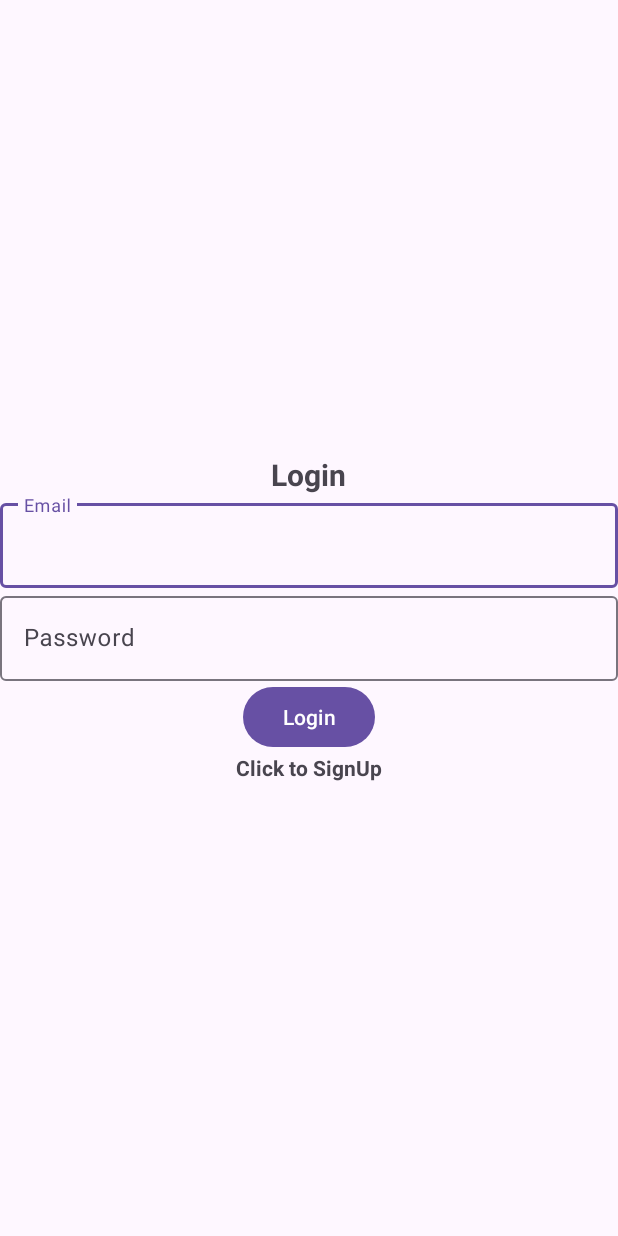
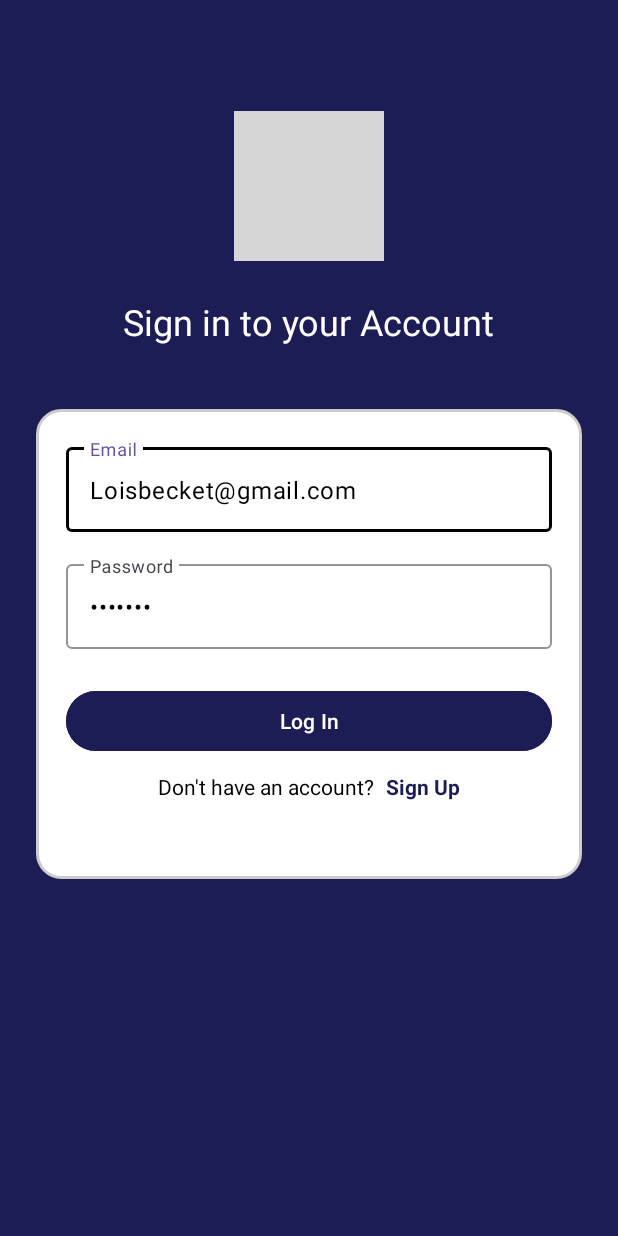
Before and after one commit to lakshan0714/Expense_Tracker_Android_Application, an Android app: the screen it shows after launch (Login), on a phone screen of 412 x 824 dp. Run offline under Robolectric (Android 15) with nearby library versions, the phone set to English and light mode, and no system bars; our stand-ins replace Firebase (no records; nobody signed in at launch, a user with empty details on screens opened directly); grey boxes are pictures that could not be loaded.

Commit message:
Login SignUp UI Polished

```diff
--- a/app/src/main/java/com/kavikaran/expense_tracker/Login.java
+++ b/app/src/main/java/com/kavikaran/expense_tracker/Login.java
@@ -39,20 +39,24 @@ public class Login extends AppCompatActivity {
     @Override
     protected void onCreate(Bundle savedInstanceState) {
         super.onCreate(savedInstanceState);
+        setContentView(R.layout.activity_login); // ✅ this must match your layout filename
 
-        EdgeToEdge.enable(this);
+        View mainView = findViewById(R.id.main); // make sure ScrollView has this id
 
-        setContentView(R.layout.activity_login);
-        ViewCompat.setOnApplyWindowInsetsListener(findViewById(R.id.main), (v, insets) -> {
-            Insets systemBars = insets.getInsets(WindowInsetsCompat.Type.systemBars());
-            v.setPadding(systemBars.left, systemBars.top, systemBars.right, systemBars.bottom);
-            return insets;
-        });
+        if (mainView != null) {
+            ViewCompat.setOnApplyWindowInsetsListener(mainView, (v, insets) -> {
+                Insets systemBars = insets.getInsets(WindowInsetsCompat.Type.systemBars());
+                v.setPadding(systemBars.left, systemBars.top, systemBars.right, systemBars.bottom);
+                return insets;
+            });
+        } else {
+            Log.e("LoginActivity", "View with id 'main' not found in activity_login.xml");
+        }
 
-        textView=findViewById(R.id.login_click);
+        textView=findViewById(R.id.signup_text);
         buttonlogin=findViewById(R.id.btn_login);
-        editTextEmail=findViewById(R.id.email);
-        editTextPassword=findViewById(R.id.password);
+        editTextEmail=findViewById(R.id.email_input);
+        editTextPassword=findViewById(R.id.password_input);
         mAuth = FirebaseAuth.getInstance();
 
         initializeDatabase();
--- /dev/null
+++ b/app/src/main/res/drawable/rounded_bg.xml
@@ -0,0 +1,15 @@
+<?xml version="1.0" encoding="utf-8"?>
+<shape xmlns:android="http://schemas.android.com/apk/res/android"
+    android:shape="rectangle">
+
+    <!-- Background color -->
+    <solid android:color="#FFFFFF" /> <!-- Change to your color -->
+
+    <!-- Rounded corners -->
+    <corners android:radius="16dp" />
+
+    <!-- Optional border -->
+    <stroke
+        android:width="2dp"
+        android:color="#CCCCCC" />
+</shape>
--- a/app/src/main/res/layout/activity_login.xml
+++ b/app/src/main/res/layout/activity_login.xml
@@ -1,71 +1,140 @@
 <?xml version="1.0" encoding="utf-8"?>
-<LinearLayout xmlns:android="http://schemas.android.com/apk/res/android"
+<ScrollView xmlns:android="http://schemas.android.com/apk/res/android"
     xmlns:app="http://schemas.android.com/apk/res-auto"
     xmlns:tools="http://schemas.android.com/tools"
     android:id="@+id/main"
     android:layout_width="match_parent"
     android:layout_height="match_parent"
-    android:gravity="center"
-    android:orientation="vertical"
-    android:padding="12sp"
+    android:background="#1D1D55"
     tools:context=".Login">
 
+    <LinearLayout
+        android:layout_width="match_parent"
+        android:layout_height="match_parent"
+        android:orientation="vertical"
+        android:padding="24dp"
+        android:gravity="center_horizontal">
+
+        <ImageView
+            android:id="@+id/logo"
+            android:layout_width="100dp"
+            android:layout_height="100dp"
+            android:layout_marginBottom="24dp"
+            android:layout_marginTop="50dp"
+            android:scaleType="centerCrop"
+            android:padding="4dp"
+            android:src="@drawable/ic_app_logo"
+           />
+
+        <!-- Login title -->
         <TextView
             android:layout_width="wrap_content"
             android:layout_height="wrap_content"
-        android:text="Login"
-        android:textSize="20sp"
-        android:textStyle="bold"
-        />
+            android:text="Sign in to your Account"
+            android:textSize="24sp"
+            android:textColor="@color/white"
+            android:layout_marginBottom="32dp" />
 
 
+
+
+
+
+
+       <LinearLayout
+           android:layout_width="match_parent"
+           android:layout_height="match_parent"
+           android:orientation="vertical"
+           android:background="@drawable/rounded_bg"
+           android:padding="20dp"
+           android:layout_marginTop="10dp"
+           android:layout_marginBottom="10dp">
+
+
+           <!-- Email input -->
            <com.google.android.material.textfield.TextInputLayout
-        android:id="@+id/email"
+               android:id="@+id/email_input"
                android:layout_width="match_parent"
-        android:layout_height="wrap_content">
+               android:layout_height="wrap_content"
+               android:layout_marginBottom="16dp"
+               app:boxStrokeColor="#000000"
+               app:boxBackgroundMode="outline">
+
+               <com.google.android.material.textfield.TextInputEditText
+                   android:layout_width="match_parent"
+                   android:layout_height="wrap_content"
+                   android:hint="Email"
+                   android:inputType="textEmailAddress"
+                   android:text="Loisbecket@gmail.com"
+                   android:textColorHint="#808080"
+                   android:textColor="#000000" />
+           </com.google.android.material.textfield.TextInputLayout>
+
+           <!-- Password input -->
+           <com.google.android.material.textfield.TextInputLayout
+               android:id="@+id/password_input"
+               android:layout_width="match_parent"
+               android:layout_height="wrap_content"
+               android:layout_marginBottom="8dp"
+               app:boxStrokeColor="#000000"
+               app:boxBackgroundMode="outline">
 
                <com.google.android.material.textfield.TextInputEditText
 
                    android:layout_width="match_parent"
                    android:layout_height="wrap_content"
-            android:hint="Email" />
-
+                   android:hint="Password"
+                   android:inputType="textPassword"
+                   android:text="*******"
+                   android:textColorHint="#808080"
+                   android:textColor="#000000" />
            </com.google.android.material.textfield.TextInputLayout>
 
-    <com.google.android.material.textfield.TextInputLayout
-        android:id="@+id/password"
-        android:layout_width="match_parent"
-        android:layout_height="wrap_content">
-
-        <com.google.android.material.textfield.TextInputEditText
-
+           <!-- Login button -->
+           <com.google.android.material.button.MaterialButton
+               android:id="@+id/btn_login"
                android:layout_width="match_parent"
                android:layout_height="wrap_content"
-            android:hint="Password" />
+               android:text="Log In"
+               android:backgroundTint="#1D1D55"
+               android:textColor="#FFFFFF"
+               android:layout_marginTop="16dp"
+               />
 
-    </com.google.android.material.textfield.TextInputLayout>
-
-    <ProgressBar
+           <LinearLayout
                android:layout_width="wrap_content"
                android:layout_height="wrap_content"
-        android:id="@+id/progress_login"
-        android:visibility="gone" />
+               android:orientation="horizontal"
+               android:layout_marginTop="10dp"
+               android:layout_gravity="center"
+
+               >
+
+
+               <!-- Sign up link -->
+               <TextView
+                   android:layout_width="wrap_content"
+                   android:layout_height="wrap_content"
+                   android:text="Don't have an account?"
+                   android:textColor="@color/black"
+                   android:layout_marginEnd="8dp"/>
+
+               <!-- Sign up link -->
+               <TextView
+                   android:id="@+id/signup_text"
+                   android:layout_width="wrap_content"
+                   android:layout_height="wrap_content"
+                   android:text="Sign Up"
+                   android:textColor="#1D1D55"
+                   android:textStyle="bold"
+                   android:layout_marginBottom="32dp" />
+           </LinearLayout>
+       </LinearLayout>
 
 
 
-    <Button
-        android:id="@+id/btn_login"
-        android:layout_width="wrap_content"
-        android:layout_height="wrap_content"
-        android:text="Login"/>
-
-    <TextView
-        android:id="@+id/login_click"
-        android:layout_width="wrap_content"
-        android:layout_height="wrap_content"
-        android:text="Click to SignUp"
-        android:textStyle="bold"/>
 
 
 
     </LinearLayout>
+</ScrollView>
```
Also changed, not shown: app/src/main/res/layout/activity_signup.xml (+58 -24 lines), 1 other file. Lines whose indentation alone changed are shown as unchanged.
